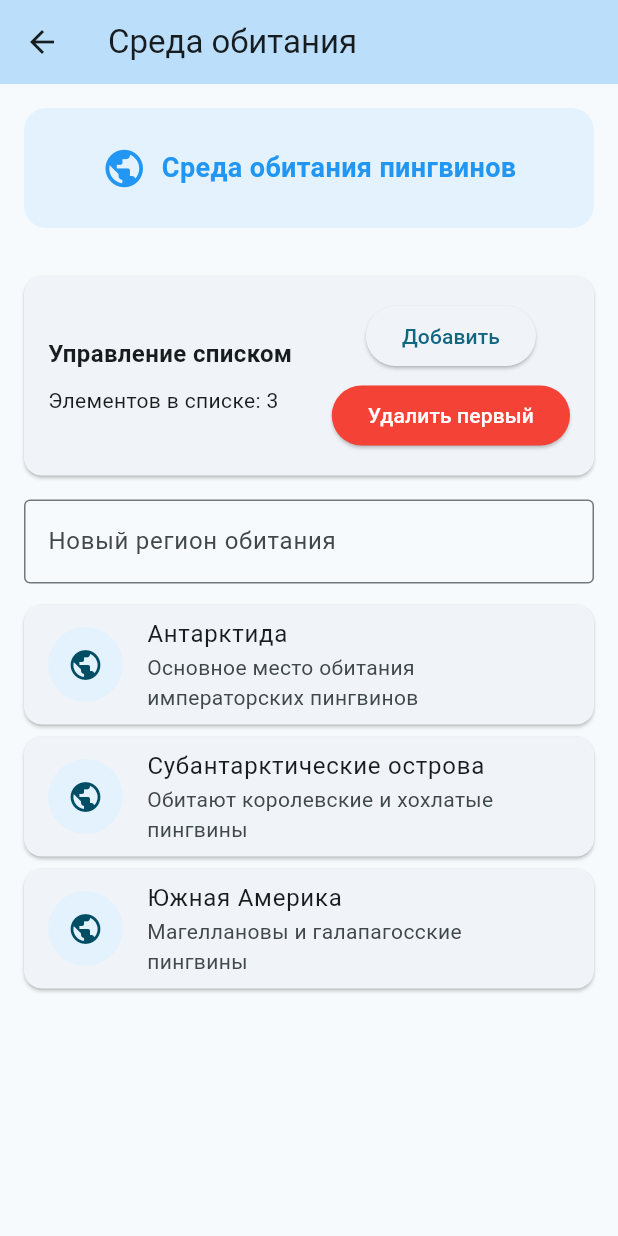
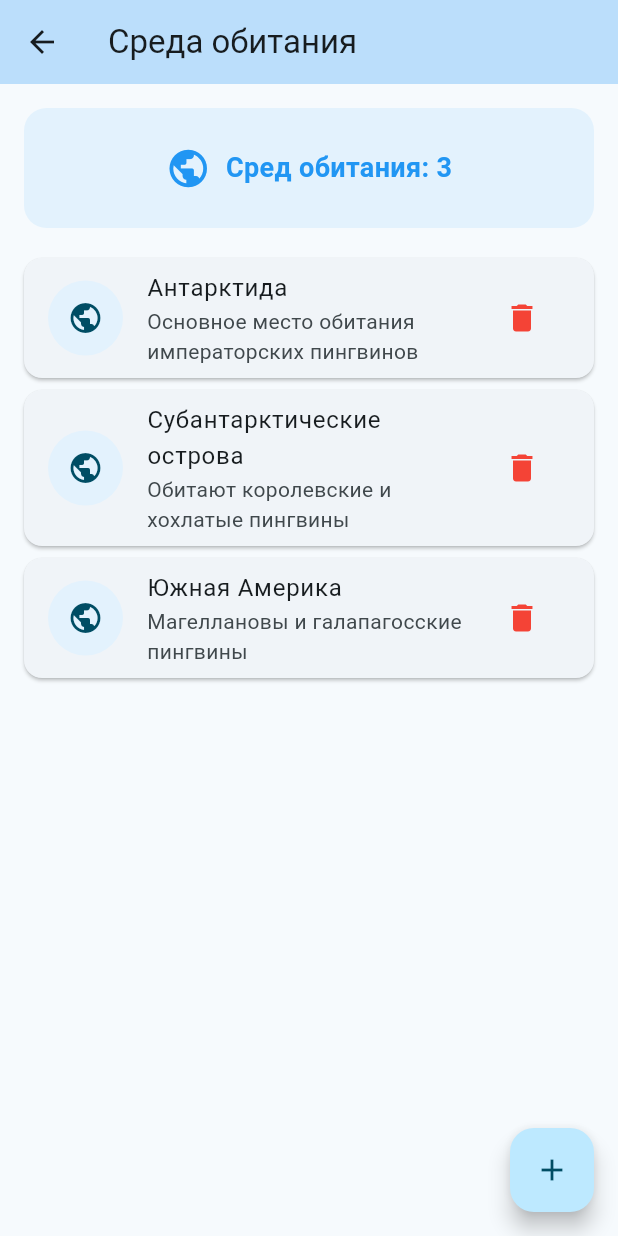
Before and after one commit to tezeku/rkmp, a Flutter app: the HabitatScreen screen opened by its route, on a phone screen of 412 x 824 dp. Run offline on Flutter 3.47's test engine with Material 3 defaults, Android fonts, the phone set to English and light mode, and no system bars; drawn by our look-alikes of cached_network_image; our stand-ins replace bloc, flutter_bloc, get_it, go_router; network calls fail.

Commit message:
Добавлена система управления состоянием в файле habitat_screen.dart с использованием Cubit.

```diff
--- a/lib/presentation/screens/habitat/habitat_screen.dart
+++ b/lib/presentation/screens/habitat/habitat_screen.dart
@@ -1,6 +1,8 @@
 import 'package:flutter/material.dart';
+import 'package:flutter_bloc/flutter_bloc.dart';
 import 'package:cached_network_image/cached_network_image.dart';
 import 'package:go_router/go_router.dart';
+import 'cubit/habitat_manager_cubit.dart';
 
 class HabitatScreen extends StatefulWidget {
   const HabitatScreen({super.key});
@@ -10,50 +12,14 @@ class HabitatScreen extends StatefulWidget {
 }
 
 class _HabitatScreenState extends State<HabitatScreen> {
-  final List<Map<String, String>> _habitats = [
-    {
-      'name': 'Антарктида',
-      'description': 'Основное место обитания императорских пингвинов',
-      'image': 'https://png.klev.club/uploads/posts/2024-05/png-klev-club-mpai-p-antarktida-png-24.png',
-    },
-    {
-      'name': 'Субантарктические острова',
-      'description': 'Обитают королевские и хохлатые пингвины',
-      'image': 'https://upload.wikimedia.org/wikipedia/commons/0/0b/Joinville-Stub-Picture.png',
-    },
-    {
-      'name': 'Южная Америка',
-      'description': 'Магеллановы и галапагосские пингвины',
-      'image': 'https://www.clipartmax.com/png/middle/175-1754158_south-america-comments-flecha-para-adentro.png',
-    },
-  ];
-
   final TextEditingController _habitatController = TextEditingController();
-
-  void _addHabitat() {
-    final name = _habitatController.text;
-    if (name.isNotEmpty) {
-      setState(() {
-        _habitats.add({
-          'name': name,
-          'description': 'Новый регион обитания пингвинов',
-        });
-      });
-      _habitatController.clear();
-    }
-  }
-
-  void _removeFirstHabitat() {
-    if (_habitats.isNotEmpty) {
-      setState(() {
-        _habitats.removeAt(0);
-      });
-    }
-  }
+  final TextEditingController _descriptionController = TextEditingController();
 
   @override
   Widget build(BuildContext context) {
-    return Scaffold(
+    return BlocProvider(
+      create: (context) => HabitatManagerCubit(),
+      child: Scaffold(
         appBar: AppBar(
           title: const Text('Среда обитания'),
           backgroundColor: Colors.blue[100],
@@ -62,7 +28,9 @@ class _HabitatScreenState extends State<HabitatScreen> {
             onPressed: () => context.pop(),
           ),
         ),
-      body: Column(
+        body: BlocBuilder<HabitatManagerCubit, HabitatManagerState>(
+          builder: (context, state) {
+            return Column(
               children: [
                 Container(
                   height: 80,
@@ -77,9 +45,9 @@ class _HabitatScreenState extends State<HabitatScreen> {
                       children: [
                         const Icon(Icons.public, size: 30, color: Colors.blue),
                         const SizedBox(width: 10),
-                  const Text(
-                    'Среда обитания пингвинов',
-                    style: TextStyle(
+                        Text(
+                          'Сред обитания: ${state.habitats.length}',
+                          style: const TextStyle(
                             fontSize: 18,
                             fontWeight: FontWeight.bold,
                             color: Colors.blue,
@@ -90,66 +58,12 @@ class _HabitatScreenState extends State<HabitatScreen> {
                   ),
                 ),
 
-          Card(
-            margin: const EdgeInsets.all(16),
-            child: Padding(
-              padding: const EdgeInsets.all(16.0),
-              child: Row(
-                children: [
-                  Expanded(
-                    child: Column(
-                      crossAxisAlignment: CrossAxisAlignment.start,
-                      children: [
-                        const Text(
-                          'Управление списком',
-                          style: TextStyle(fontSize: 16, fontWeight: FontWeight.bold),
-                        ),
-                        const SizedBox(height: 10),
-                        Text('Элементов в списке: ${_habitats.length}'),
-                      ],
-                    ),
-                  ),
-                  Column(
-                    children: [
-                      ElevatedButton(
-                        onPressed: _addHabitat,
-                        child: const Text('Добавить'),
-                      ),
-                      const SizedBox(height: 5),
-                      ElevatedButton(
-                        onPressed: _removeFirstHabitat,
-                        style: ElevatedButton.styleFrom(
-                          backgroundColor: Colors.red,
-                          foregroundColor: Colors.white,
-                        ),
-                        child: const Text('Удалить первый'),
-                      ),
-                    ],
-                  ),
-                ],
-              ),
-            ),
-          ),
-
-          Padding(
-            padding: const EdgeInsets.symmetric(horizontal: 16.0),
-            child: TextField(
-              controller: _habitatController,
-              decoration: const InputDecoration(
-                labelText: 'Новый регион обитания',
-                border: OutlineInputBorder(),
-              ),
-            ),
-          ),
-
-          const SizedBox(height: 10),
-
                 Expanded(
                   child: ListView.builder(
-              itemCount: _habitats.length,
+                    itemCount: state.habitats.length,
                     itemBuilder: (context, index) {
-                final habitat = _habitats[index];
-                final hasImage = habitat['image'] != null;
+                      final habitat = state.habitats[index];
+                      final hasImage = habitat['image'] != null && habitat['image']!.isNotEmpty;
 
                       return Card(
                         margin: const EdgeInsets.symmetric(horizontal: 16, vertical: 4),
@@ -176,15 +90,65 @@ class _HabitatScreenState extends State<HabitatScreen> {
                           ),
                           title: Text(habitat['name']!),
                           subtitle: Text(habitat['description']!),
-                    trailing: !hasImage
-                        ? const Text('Новая', style: TextStyle(color: Colors.grey))
-                        : null,
+                          trailing: IconButton(
+                            icon: const Icon(Icons.delete, color: Colors.red),
+                            onPressed: () => context.read<HabitatManagerCubit>().removeHabitat(index),
+                          ),
                         ),
                       );
                     },
                   ),
                 ),
               ],
+            );
+          },
+        ),
+        floatingActionButton: FloatingActionButton(
+          onPressed: () => _showAddHabitatDialog(context),
+          child: const Icon(Icons.add),
+        ),
+      ),
+    );
+  }
+
+  void _showAddHabitatDialog(BuildContext context) {
+    showDialog(
+      context: context,
+      builder: (context) => AlertDialog(
+        title: const Text('Добавить среду обитания'),
+        content: Column(
+          mainAxisSize: MainAxisSize.min,
+          children: [
+            TextField(
+              controller: _habitatController,
+              decoration: const InputDecoration(labelText: 'Название региона'),
+            ),
+            TextField(
+              controller: _descriptionController,
+              decoration: const InputDecoration(labelText: 'Описание'),
+            ),
+          ],
+        ),
+        actions: [
+          TextButton(
+            onPressed: () => Navigator.pop(context),
+            child: const Text('Отмена'),
+          ),
+          TextButton(
+            onPressed: () {
+              if (_habitatController.text.isNotEmpty && _descriptionController.text.isNotEmpty) {
+                context.read<HabitatManagerCubit>().addHabitat(
+                  _habitatController.text,
+                  _descriptionController.text,
+                );
+                _habitatController.clear();
+                _descriptionController.clear();
+                Navigator.pop(context);
+              }
+            },
+            child: const Text('Добавить'),
+          ),
+        ],
       ),
     );
   }
--- a/lib/presentation/screens/species/species_screen.dart
+++ b/lib/presentation/screens/species/species_screen.dart
@@ -2,7 +2,8 @@ import 'package:flutter/material.dart';
 import 'package:flutter_bloc/flutter_bloc.dart';
 import 'package:cached_network_image/cached_network_image.dart';
 import 'package:go_router/go_router.dart';
-import '../home/cubit/penguin_cubit.dart';
+
+import 'cubit/penguin_cubit.dart';
 
 class SpeciesScreen extends StatelessWidget {
   const SpeciesScreen({super.key});
```
Also changed, not shown: lib/presentation/screens/habitat/cubit/habitat_manager_cubit.dart (added, +83 -0 lines), lib/presentation/screens/species/cubit/penguin_cubit.dart (renamed from lib/presentation/screens/home/cubit/penguin_cubit.dart). Lines whose indentation alone changed are shown as unchanged.
